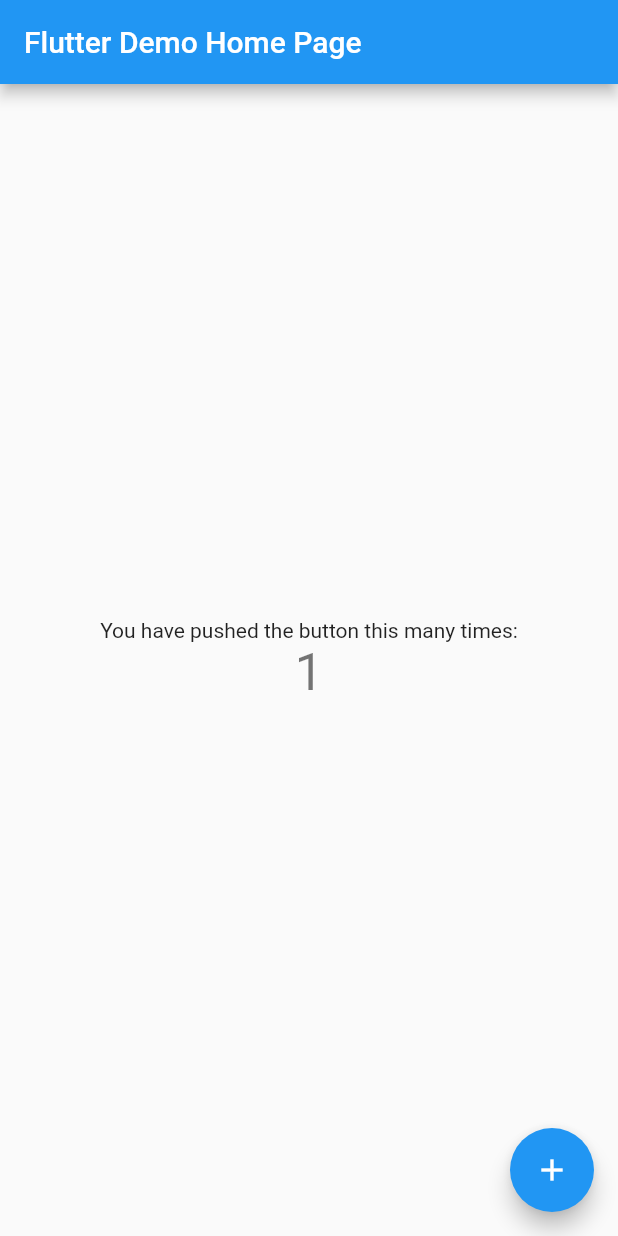
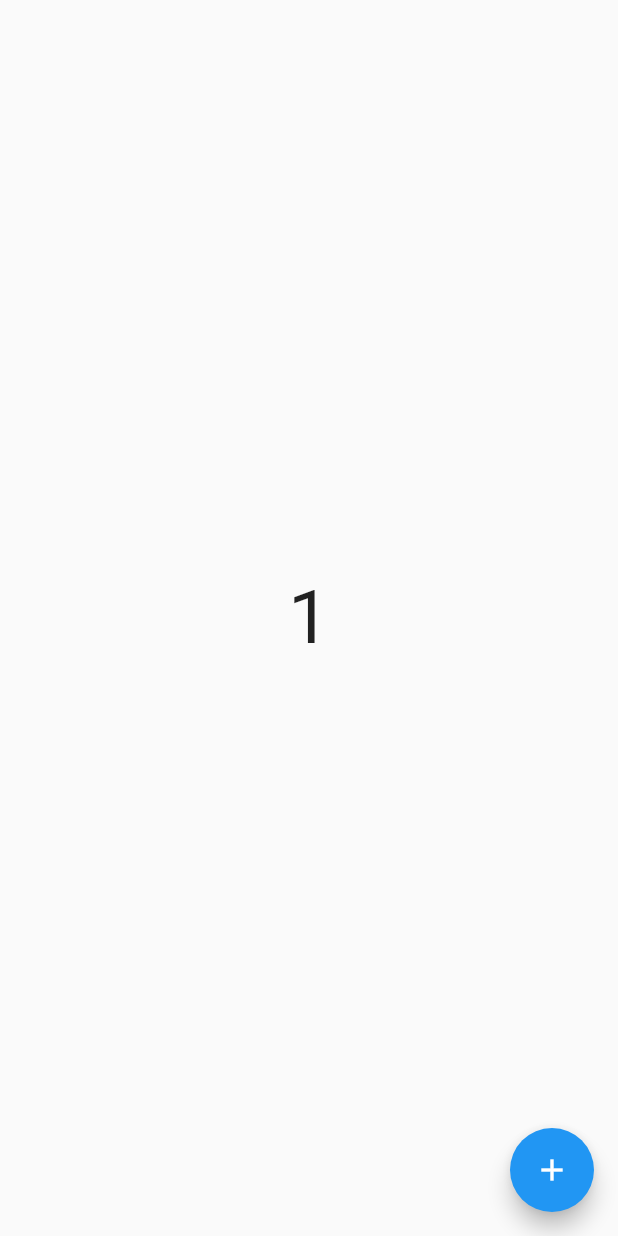
Before and after one commit to atultiwari7388/statemanagemntwithprovider, a Flutter app: the screen it shows after launch, after a tap on the "add" icon, on a phone screen of 412 x 824 dp. Run offline on Flutter 3.47's test engine with Material 2 defaults, Android fonts, the phone set to English and light mode, and no system bars.

Commit message:
stateless && stateful widgets

```diff
--- a/lib/main.dart
+++ b/lib/main.dart
@@ -1,4 +1,6 @@
 import 'package:flutter/material.dart';
+import 'package:state_management_provider/home.screen.dart';
+import 'package:state_management_provider/stateful_widget_example.screen.dart';
 
 void main() {
   runApp(const MyApp());
@@ -15,54 +17,7 @@ class MyApp extends StatelessWidget {
       theme: ThemeData(
         primarySwatch: Colors.blue,
       ),
-      home: const MyHomePage(title: 'Flutter Demo Home Page'),
+      home: const StatefulWidgetExampleScreen(),
     );
   }
 }
-
-class MyHomePage extends StatefulWidget {
-  const MyHomePage({Key? key, required this.title}) : super(key: key);
-
-  final String title;
-
-  @override
-  State<MyHomePage> createState() => _MyHomePageState();
-}
-
-class _MyHomePageState extends State<MyHomePage> {
-  int _counter = 0;
-
-  void _incrementCounter() {
-    setState(() {
-      _counter++;
-    });
-  }
-
-  @override
-  Widget build(BuildContext context) {
-    return Scaffold(
-      appBar: AppBar(
-        title: Text(widget.title),
-      ),
-      body: Center(
-        child: Column(
-          mainAxisAlignment: MainAxisAlignment.center,
-          children: <Widget>[
-            const Text(
-              'You have pushed the button this many times:',
-            ),
-            Text(
-              '$_counter',
-              style: Theme.of(context).textTheme.headline4,
-            ),
-          ],
-        ),
-      ),
-      floatingActionButton: FloatingActionButton(
-        onPressed: _incrementCounter,
-        tooltip: 'Increment',
-        child: const Icon(Icons.add),
-      ), // This trailing comma makes auto-formatting nicer for build methods.
-    );
-  }
-}
--- /dev/null
+++ b/lib/stateful_widget_example.screen.dart
@@ -0,0 +1,41 @@
+import 'package:flutter/material.dart';
+
+class StatefulWidgetExampleScreen extends StatefulWidget {
+  const StatefulWidgetExampleScreen({Key? key}) : super(key: key);
+
+  @override
+  State<StatefulWidgetExampleScreen> createState() =>
+      _StatefulWidgetExampleScreenState();
+}
+
+class _StatefulWidgetExampleScreenState
+    extends State<StatefulWidgetExampleScreen> {
+  int count = 0;
+
+  @override
+  Widget build(BuildContext context) {
+    print("build");
+    return Scaffold(
+      body: Column(
+        crossAxisAlignment: CrossAxisAlignment.center,
+        mainAxisAlignment: MainAxisAlignment.center,
+        children: [
+          Center(
+            child: Text(
+              count.toString(),
+              style: TextStyle(fontSize: 50),
+            ),
+          ),
+        ],
+      ),
+      floatingActionButton: FloatingActionButton(
+        onPressed: () {
+          count++;
+          print(count);
+          setState(() {});
+        },
+        child: Icon(Icons.add),
+      ),
+    );
+  }
+}
```
Also changed, not shown: lib/home.screen.dart (added, +40 -0 lines).
